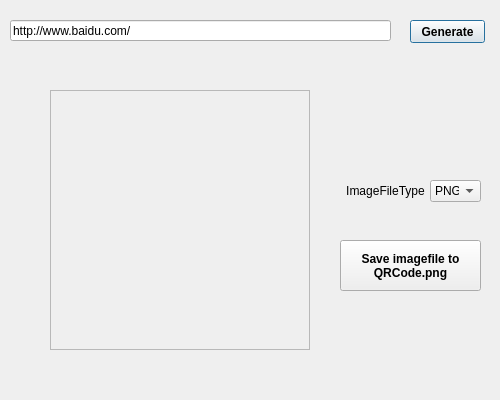
Old version of the form QRCode_Generator/mainwindow.ui in the repository Zalafina/QRCode_Generator.
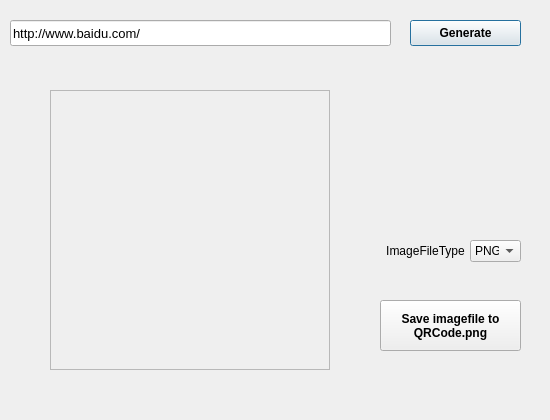
New version of the form.

What changed in the file:
```diff
--- a/QRCode_Generator/mainwindow.ui
+++ b/QRCode_Generator/mainwindow.ui
@@ -6,8 +6,8 @@
    <rect>
     <x>0</x>
     <y>0</y>
-    <width>500</width>
-    <height>400</height>
+    <width>550</width>
+    <height>420</height>
    </rect>
   </property>
   <property name="sizePolicy">
@@ -18,14 +18,14 @@
   </property>
   <property name="minimumSize">
    <size>
-    <width>500</width>
-    <height>400</height>
+    <width>550</width>
+    <height>420</height>
    </size>
   </property>
   <property name="maximumSize">
    <size>
-    <width>500</width>
-    <height>400</height>
+    <width>550</width>
+    <height>420</height>
    </size>
   </property>
   <property name="windowTitle">
@@ -36,17 +36,35 @@
     <rect>
      <x>0</x>
      <y>0</y>
-     <width>495</width>
-     <height>370</height>
+     <width>550</width>
+     <height>420</height>
     </rect>
    </property>
-   <widget class="QLabel" name="label">
+   <property name="sizePolicy">
+    <sizepolicy hsizetype="Fixed" vsizetype="Fixed">
+     <horstretch>0</horstretch>
+     <verstretch>0</verstretch>
+    </sizepolicy>
+   </property>
+   <property name="minimumSize">
+    <size>
+     <width>550</width>
+     <height>420</height>
+    </size>
+   </property>
+   <property name="maximumSize">
+    <size>
+     <width>550</width>
+     <height>420</height>
+    </size>
+   </property>
+   <widget class="QLabel" name="qrcodepixmapLabel">
     <property name="geometry">
      <rect>
       <x>50</x>
       <y>90</y>
-      <width>260</width>
-      <height>260</height>
+      <width>280</width>
+      <height>280</height>
      </rect>
     </property>
     <property name="frameShape">
@@ -65,9 +83,14 @@
       <x>10</x>
       <y>20</y>
       <width>381</width>
-      <height>21</height>
+      <height>26</height>
      </rect>
     </property>
+    <property name="font">
+     <font>
+      <pointsize>10</pointsize>
+     </font>
+    </property>
     <property name="text">
      <string>http://www.baidu.com/</string>
     </property>
@@ -77,8 +100,8 @@
      <rect>
       <x>410</x>
       <y>20</y>
-      <width>75</width>
-      <height>23</height>
+      <width>111</width>
+      <height>26</height>
      </rect>
     </property>
     <property name="font">
@@ -97,8 +120,8 @@
    <widget class="QPushButton" name="saveFileButton">
     <property name="geometry">
      <rect>
-      <x>340</x>
-      <y>240</y>
+      <x>380</x>
+      <y>300</y>
       <width>141</width>
       <height>51</height>
      </rect>
@@ -117,8 +140,8 @@
    <widget class="QComboBox" name="comboBox">
     <property name="geometry">
      <rect>
-      <x>430</x>
-      <y>180</y>
+      <x>470</x>
+      <y>240</y>
       <width>51</width>
       <height>22</height>
      </rect>
@@ -145,8 +168,8 @@
    <widget class="QLabel" name="label_2">
     <property name="geometry">
      <rect>
-      <x>340</x>
-      <y>180</y>
+      <x>380</x>
+      <y>240</y>
       <width>91</width>
       <height>21</height>
      </rect>
```
